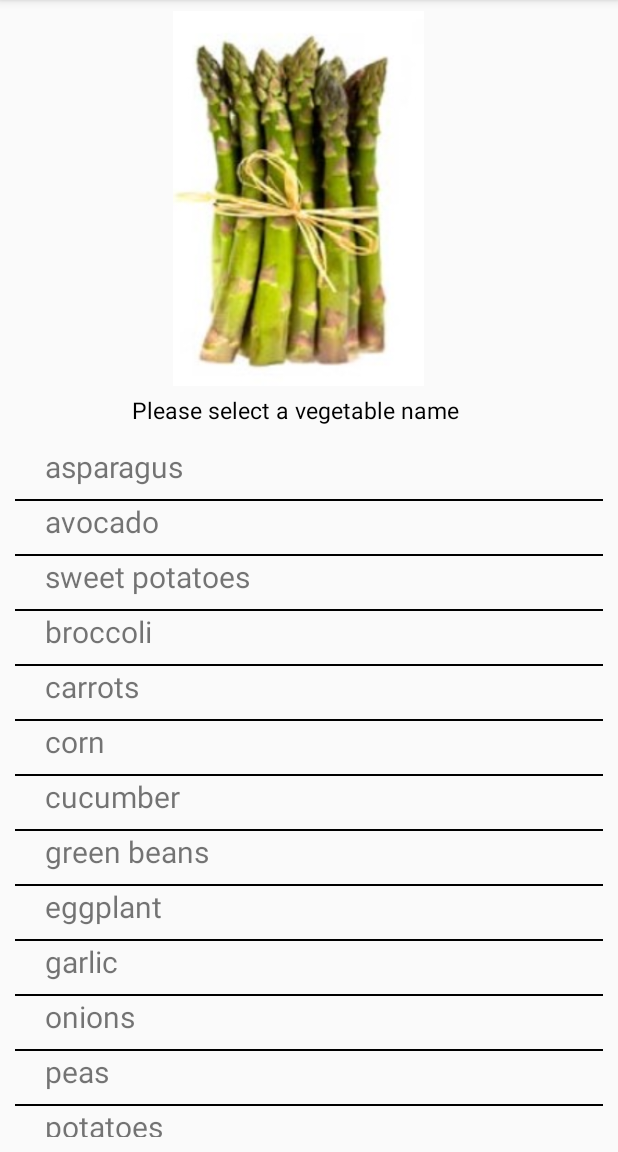
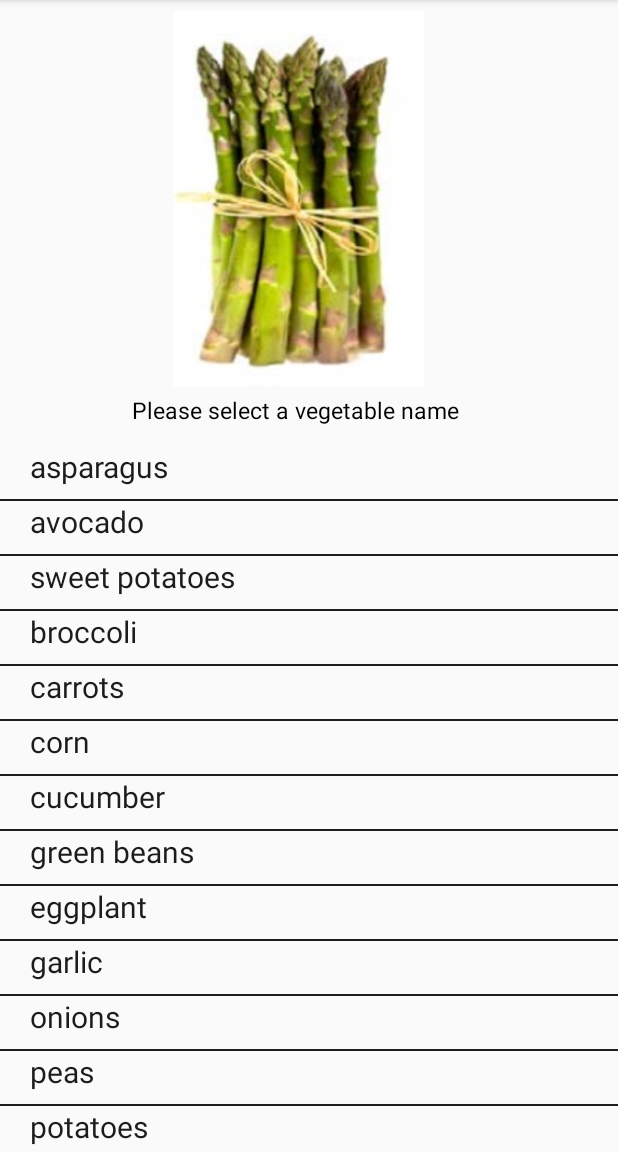
Before and after one commit to 25THELL52/MyVegapp, an Android app: the screen it shows after launch (MainActivity), on a phone screen of 412 x 824 dp, the part 84-1236 px from its top. Run offline under Robolectric (Android 15) with nearby library versions, the phone set to English and light mode, and no system bars.

Commit message:
changing the app icon and some xml file modifications

```diff
--- a/app/src/main/res/layout/activity_main.xml
+++ b/app/src/main/res/layout/activity_main.xml
@@ -23,16 +23,11 @@
         android:id="@+id/listview"
         android:layout_width="match_parent"
         android:layout_height="0dp"
-        android:layout_marginStart="10dp"
-        android:layout_marginLeft="10dp"
         android:layout_marginTop="40dp"
-        android:layout_marginEnd="10dp"
-        android:layout_marginRight="10dp"
-        android:layout_marginBottom="10dp"
-        android:divider="@color/black"
+        android:divider="#1E1E1E"
         android:dividerHeight="1sp"
         android:drawSelectorOnTop="false"
-        android:listSelector="@color/purple_200"
+        android:listSelector="#955AEA"
         app:layout_constraintBottom_toBottomOf="parent"
         app:layout_constraintEnd_toEndOf="parent"
 
--- a/app/src/main/res/layout/simple_list_item_1.xml
+++ b/app/src/main/res/layout/simple_list_item_1.xml
@@ -16,6 +16,7 @@
         android:text="TextView"
         android:textSize="20sp"
         app:flow_horizontalAlign="center"
+        android:textColor="#1D1C1C"
         app:flow_verticalAlign="center"
         app:layout_constraintStart_toStartOf="parent"
         app:layout_constraintTop_toTopOf="parent" />
--- a/app/src/main/res/mipmap-anydpi-v26/ic_launcher.xml
+++ b/app/src/main/res/mipmap-anydpi-v26/ic_launcher.xml
@@ -1,5 +1,5 @@
 <?xml version="1.0" encoding="utf-8"?>
 <adaptive-icon xmlns:android="http://schemas.android.com/apk/res/android">
-    <background android:drawable="@drawable/ic_launcher_background" />
-    <foreground android:drawable="@drawable/ic_launcher_foreground" />
+    <background android:drawable="@color/ic_launcher_background"/>
+    <foreground android:drawable="@drawable/ic_launcher_foreground"/>
 </adaptive-icon>
--- a/app/src/main/res/mipmap-anydpi-v26/ic_launcher_round.xml
+++ b/app/src/main/res/mipmap-anydpi-v26/ic_launcher_round.xml
@@ -1,5 +1,5 @@
 <?xml version="1.0" encoding="utf-8"?>
 <adaptive-icon xmlns:android="http://schemas.android.com/apk/res/android">
-    <background android:drawable="@drawable/ic_launcher_background" />
-    <foreground android:drawable="@drawable/ic_launcher_foreground" />
+    <background android:drawable="@color/ic_launcher_background"/>
+    <foreground android:drawable="@drawable/ic_launcher_foreground"/>
 </adaptive-icon>
--- /dev/null
+++ b/app/src/main/res/values/ic_launcher_background.xml
@@ -0,0 +1,4 @@
+<?xml version="1.0" encoding="utf-8"?>
+<resources>
+    <color name="ic_launcher_background">#038645</color>
+</resources>
```
Also changed, not shown: app/src/main/res/drawable-v24/ic_launcher_foreground.xml (deleted, +0 -30 lines), app/src/main/res/drawable/ic_launcher_foreground.xml (added, +15 -0 lines), app/src/main/ic_launcher-playstore.png (added), app/src/main/res/mipmap-hdpi/ic_launcher.png, app/src/main/res/mipmap-hdpi/ic_launcher_round.png, app/src/main/res/mipmap-mdpi/ic_launcher.png, app/src/main/res/mipmap-mdpi/ic_launcher_round.png, app/src/main/res/mipmap-xhdpi/ic_launcher.png, app/src/main/res/mipmap-xhdpi/ic_launcher_round.png, app/src/main/res/mipmap-xxhdpi/ic_launcher.png, app/src/main/res/mipmap-xxhdpi/ic_launcher_round.png, app/src/main/res/mipmap-xxxhdpi/ic_launcher.png, app/src/main/res/mipmap-xxxhdpi/ic_launcher_round.png, 1 other file.
